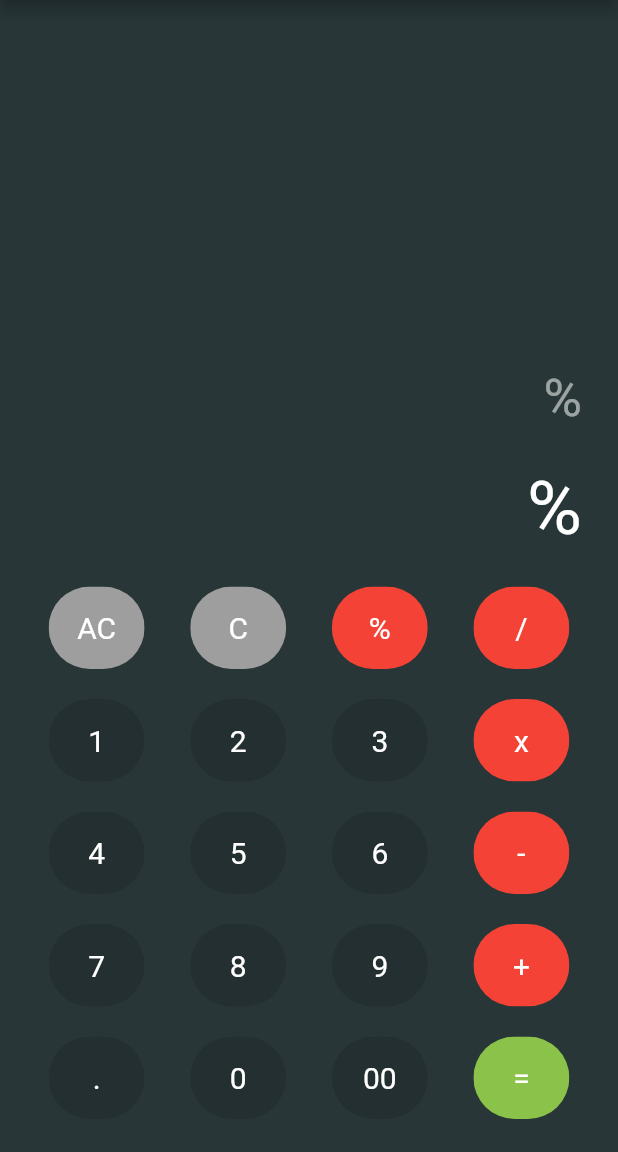
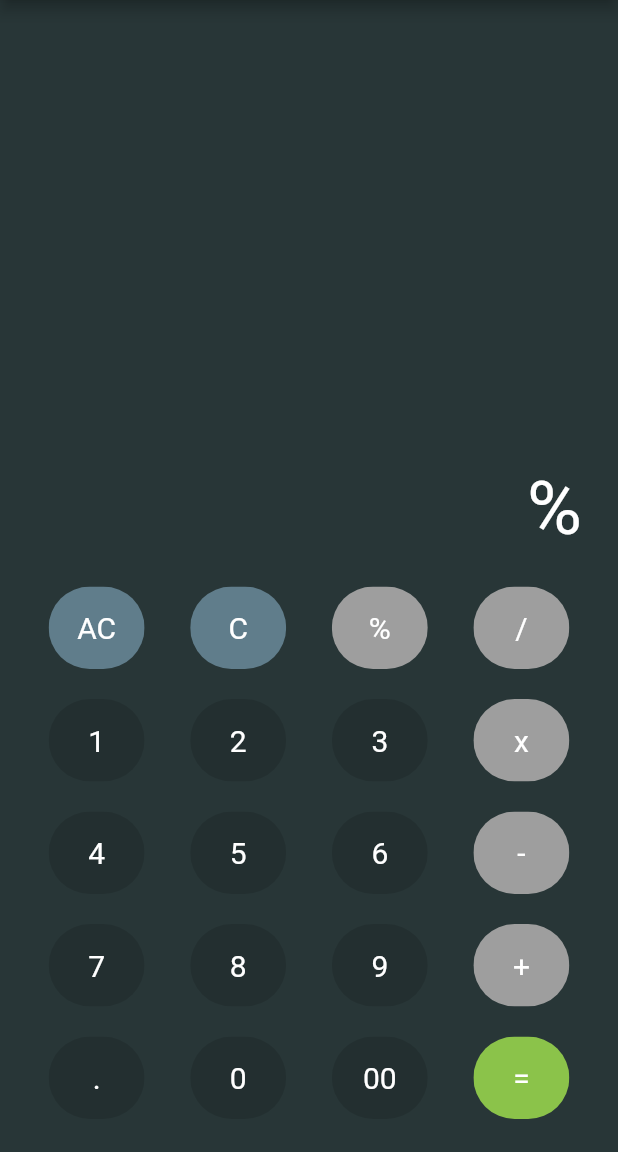
Before and after one commit to Vineeth-Kolichal/Flutter-calculator, a Flutter app: the screen it shows after launch, after a tap on an icon or button, on a phone screen of 412 x 824 dp, the part 84-1236 px from its top. Run offline on Flutter 3.47's test engine with Material 2 defaults, Android fonts, the phone set to English and light mode, and no system bars; our stand-ins replace math_expressions.

```diff
--- a/lib/widgets/calcAction.dart
+++ b/lib/widgets/calcAction.dart
@@ -1,3 +1,5 @@
+
+// ignore_for_file: prefer_const_constructors, file_names
 
 import 'package:calculator/widgets/calcButton.dart';
 import 'package:flutter/material.dart';
@@ -15,10 +17,8 @@ class _CalcActionState extends State<CalcAction> {
   String _history='';
   String _evaluate='';
   void numclick(String test){
-    print('function test');
 setState(() {
-  _evaluate=test;
-  _history=_history+test;
+  _evaluate=_evaluate+test;
 });
   }
   void allClear(String test){
@@ -34,7 +34,14 @@ setState(() {
 });
   }
   void findAns(String test){
-print('function test');
+Parser p =Parser();
+Expression exp=p.parse(_evaluate);
+ContextModel cm=ContextModel();
+
+setState(() {
+  _history=_evaluate;
+  _evaluate=exp.evaluate(EvaluationType.REAL,cm).toString();
+});
 
   }
 
@@ -71,22 +78,22 @@ print('function test');
                   children:  [
                     CalacButton(
                       text: 'AC',
-                      textColor: Colors.grey,
+                      textColor: Colors.blueGrey,
                       callf: allClear,
                     ),
                     CalacButton(
                       text: 'C',
-                      textColor: Colors.grey,
+                      textColor: Colors.blueGrey,
                       callf: clear,
                     ),
                     CalacButton(
                       text: '%',
-                      textColor: Colors.red,
+                      textColor: Colors.grey,
                       callf: numclick,
                     ),
                     CalacButton(
                       text: '/',
-                      textColor: Colors.red,
+                      textColor: Colors.grey,
                       callf: numclick,
                     ),
                   ],
@@ -111,7 +118,7 @@ print('function test');
                     ),
                     CalacButton(
                       text: 'x',
-                      textColor: Colors.red,
+                      textColor: Colors.grey,
                        callf: numclick,
                     ),
                   ],
@@ -136,7 +143,7 @@ print('function test');
                     ),
                     CalacButton(
                       text: '-',
-                      textColor: Colors.red,
+                      textColor: Colors.grey,
                        callf: numclick,
                     ),
                   ],
@@ -161,7 +168,7 @@ print('function test');
                     ),
                     CalacButton(
                       text: '+',
-                      textColor: Colors.red,
+                      textColor: Colors.grey,
                        callf: numclick,
                     ),
                   ],
```
